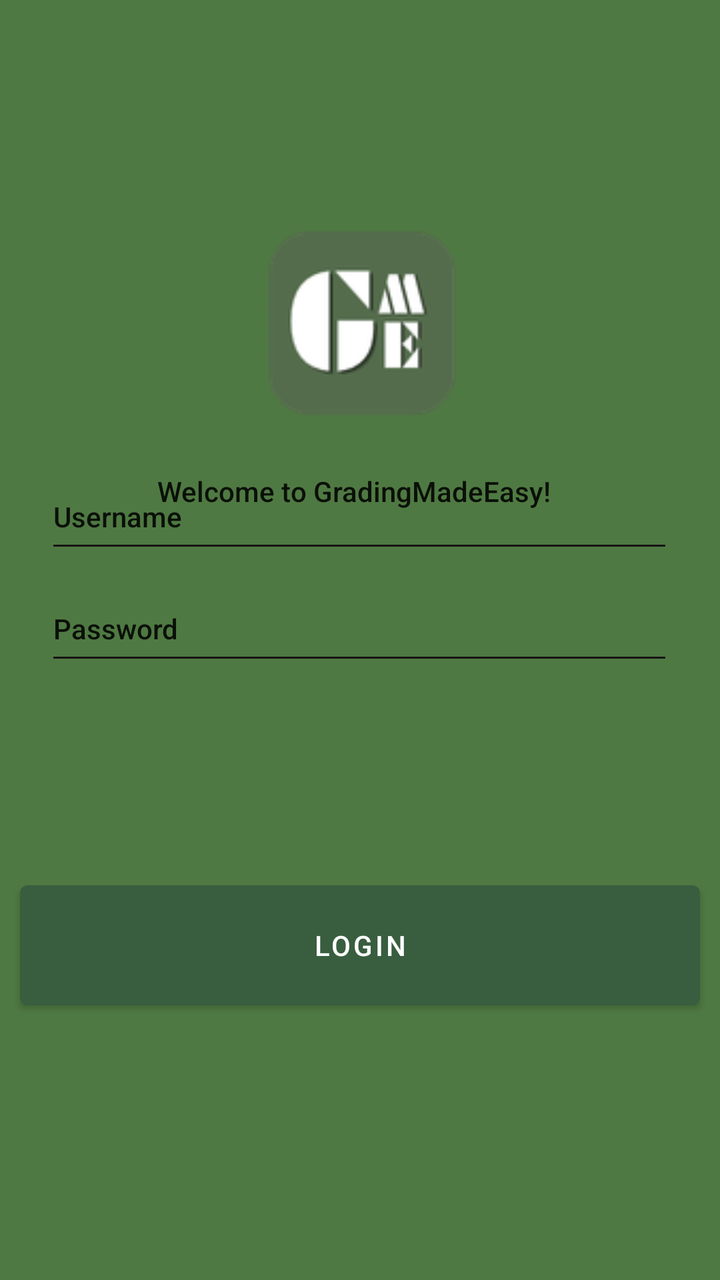
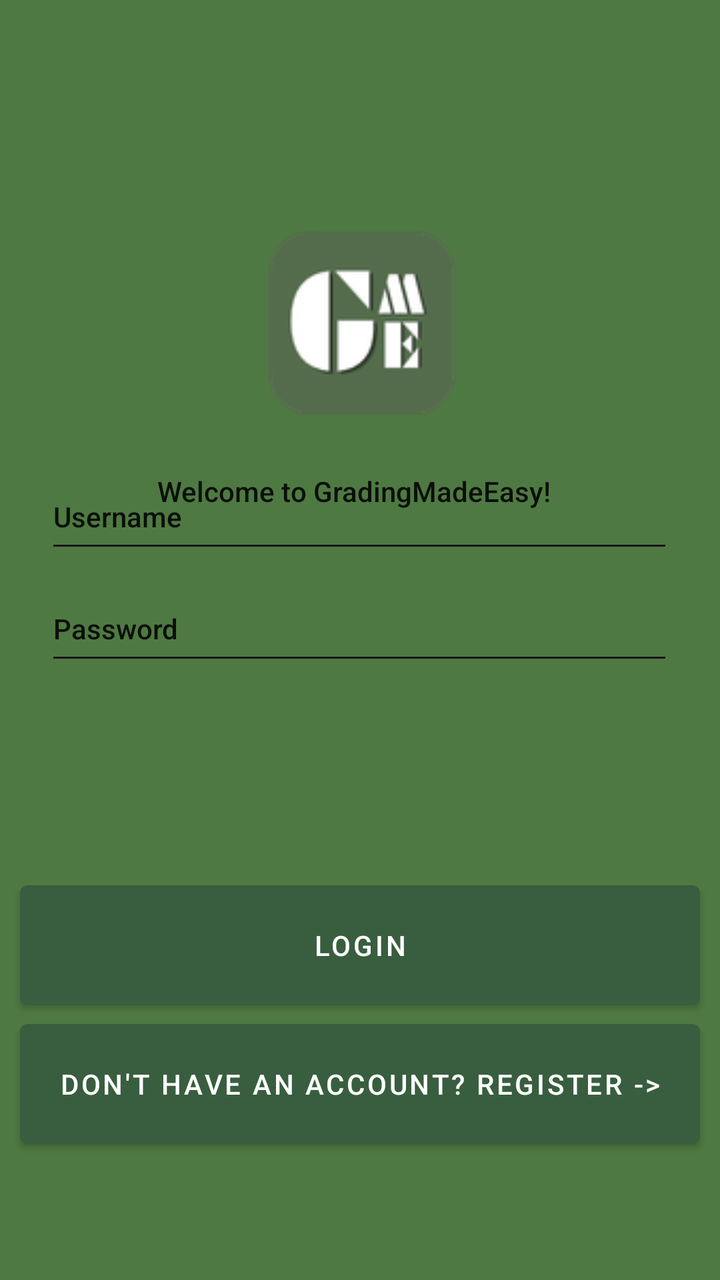

Two renders of the same Android screen: before a commit and after it. Below are the layout's source before the change and the commit's diff.
<!-- AndroidManifest.xml: application theme Theme.GradingMadeEasy -->
<!-- res/layout/malonzo_login_screen.xml -->
<?xml version="1.0" encoding="utf-8"?>
<androidx.constraintlayout.widget.ConstraintLayout xmlns:android="http://schemas.android.com/apk/res/android"
    xmlns:app="http://schemas.android.com/apk/res-auto"
    xmlns:tools="http://schemas.android.com/tools"
    android:id="@+id/main"
    android:layout_width="match_parent"
    android:layout_height="match_parent"
    android:background="#4F7942">


    <TextView
        android:id="@+id/WelcomeText"
        android:layout_width="203dp"
        android:layout_height="24dp"
        android:layout_marginTop="236dp"
        android:text="Welcome to GradingMadeEasy!"
        android:textAppearance="@style/TextAppearance.AppCompat.Body2"
        app:layout_constraintEnd_toEndOf="parent"
        app:layout_constraintStart_toStartOf="parent"
        app:layout_constraintTop_toTopOf="parent" />

    <EditText
        android:id="@+id/UsernamePassword"
        android:layout_width="314dp"
        android:layout_height="49dp"
        android:backgroundTint="#161414"
        android:text="Username"
        android:textAppearance="@style/TextAppearance.AppCompat.Body2"
        app:layout_constraintBottom_toBottomOf="parent"
        app:layout_constraintEnd_toEndOf="parent"
        app:layout_constraintHorizontal_bias="0.494"
        app:layout_constraintStart_toStartOf="parent"
        app:layout_constraintTop_toTopOf="parent"
        app:layout_constraintVertical_bias="0.393" />

    <EditText
        android:id="@+id/usernamePassword"
        android:layout_width="314dp"
        android:layout_height="49dp"
        android:backgroundTint="#161414"
        android:text="Password"
        android:textAppearance="@style/TextAppearance.AppCompat.Body2"
        app:layout_constraintBottom_toBottomOf="parent"
        app:layout_constraintEnd_toEndOf="parent"
        app:layout_constraintHorizontal_bias="0.494"
        app:layout_constraintStart_toStartOf="parent"
        app:layout_constraintTop_toTopOf="parent"
        app:layout_constraintVertical_bias="0.488" />

    <ImageView
        android:id="@+id/ImageView"
        android:layout_width="153dp"
        android:layout_height="115dp"
        android:layout_marginTop="104dp"
        android:translationZ="@dimen/_2sdp"
        app:layout_constraintEnd_toEndOf="parent"
        app:layout_constraintStart_toStartOf="parent"
        app:layout_constraintTop_toTopOf="parent"
        app:srcCompat="@drawable/gradingmadeeasylogo" />

    <Button
        android:id="@+id/button9"
        android:layout_width="340dp"
        android:layout_height="72dp"
        android:backgroundTint="#385E3F"
        android:text="Login"
        app:layout_constraintBottom_toBottomOf="parent"
        app:layout_constraintEnd_toEndOf="parent"
        app:layout_constraintHorizontal_bias="0.492"
        app:layout_constraintStart_toStartOf="parent"
        app:layout_constraintTop_toTopOf="parent"
        app:layout_constraintVertical_bias="0.769" />


</androidx.constraintlayout.widget.ConstraintLayout>
<!-- resources referenced by this layout -->
<resources>
  <!-- drawable gradingmadeeasylogo: png bitmap (drawable, 6187 bytes) -->
  <style name="Theme.GradingMadeEasy" parent="Theme.MaterialComponents.DayNight.DarkActionBar">
          
          <item name="colorPrimary">@color/purple_500</item>
          <item name="colorPrimaryVariant">@color/purple_700</item>
          <item name="colorOnPrimary">@color/white</item>
          
          <item name="colorSecondary">@color/teal_200</item>
          <item name="colorSecondaryVariant">@color/teal_700</item>
          <item name="colorOnSecondary">@color/black</item>
          
          <item name="android:statusBarColor">?attr/colorPrimaryVariant</item>
          
      </style>
  <color name="purple_500">#FF6200EE</color>
  <color name="purple_700">#FF3700B3</color>
  <color name="white">#FFFFFFFF</color>
  <color name="teal_200">#FF03DAC5</color>
  <color name="teal_700">#FF018786</color>
  <color name="black">#FF000000</color>
</resources>

<!-- the commit's change to res/layout/malonzo_login_screen.xml (unified diff, before → after) -->
@@ -71,5 +71,18 @@
         app:layout_constraintTop_toTopOf="parent"
         app:layout_constraintVertical_bias="0.769" />
 
+    <Button
+        android:id="@+id/button"
+        android:layout_width="340dp"
+        android:layout_height="72dp"
+        android:backgroundTint="#385E3F"
+        android:text="Don't have an account? register ->"
+        app:layout_constraintBottom_toBottomOf="parent"
+        app:layout_constraintEnd_toEndOf="parent"
+        app:layout_constraintHorizontal_bias="0.492"
+        app:layout_constraintStart_toStartOf="parent"
+        app:layout_constraintTop_toTopOf="parent"
+        app:layout_constraintVertical_bias="0.891" />
+
 
 </androidx.constraintlayout.widget.ConstraintLayout>
